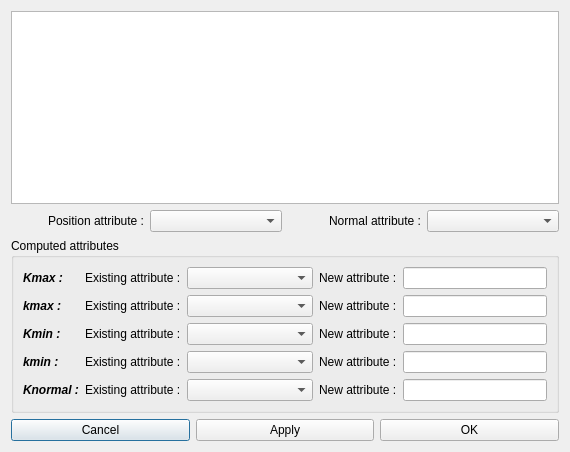
First picture: the form in SCHNApps/Plugins/differentialProperties/forms/computeCurvatureDialog.ui, repository cgogn/CGoGN, before the edit.
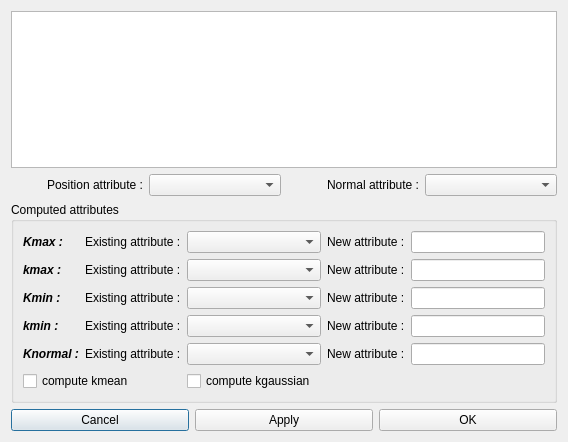
Second picture: the form after the edit.

Commit message: add option to compute kmean & kgaussian from compute curvature function

What changed in the file:
```diff
--- a/SCHNApps/Plugins/differentialProperties/forms/computeCurvatureDialog.ui
+++ b/SCHNApps/Plugins/differentialProperties/forms/computeCurvatureDialog.ui
@@ -6,19 +6,19 @@
    <rect>
     <x>0</x>
     <y>0</y>
-    <width>570</width>
-    <height>452</height>
+    <width>568</width>
+    <height>442</height>
    </rect>
   </property>
   <property name="windowTitle">
    <string>Compute Curvature</string>
   </property>
-  <layout class="QVBoxLayout" name="verticalLayout">
-   <item>
+  <layout class="QGridLayout" name="gridLayout_2">
+   <item row="0" column="0">
     <widget class="QListWidget" name="mapList"/>
    </item>
-   <item>
-    <layout class="QHBoxLayout" name="horizontalLayout_2">
+   <item row="1" column="0">
+    <layout class="QHBoxLayout" name="horizontalLayout">
      <item>
       <widget class="QLabel" name="label_2">
        <property name="text">
@@ -61,26 +61,53 @@
      </item>
     </layout>
    </item>
-   <item>
+   <item row="2" column="0">
     <widget class="QGroupBox" name="groupBox">
      <property name="title">
       <string>Computed attributes</string>
      </property>
      <layout class="QGridLayout" name="gridLayout">
+      <item row="0" column="0">
+       <widget class="QLabel" name="label_4">
+        <property name="font">
+         <font>
+          <weight>75</weight>
+          <italic>true</italic>
+          <bold>true</bold>
+         </font>
+        </property>
+        <property name="text">
+         <string>Kmax :</string>
+        </property>
+       </widget>
+      </item>
+      <item row="0" column="1">
+       <widget class="QLabel" name="label_3">
+        <property name="text">
+         <string>Existing attribute :</string>
+        </property>
+       </widget>
+      </item>
       <item row="0" column="2">
-       <layout class="QHBoxLayout" name="horizontalLayout_4">
-        <item>
+       <widget class="QComboBox" name="combo_KmaxAttribute">
+        <property name="sizePolicy">
+         <sizepolicy hsizetype="Expanding" vsizetype="Fixed">
+          <horstretch>0</horstretch>
+          <verstretch>0</verstretch>
+         </sizepolicy>
+        </property>
+       </widget>
+      </item>
+      <item row="0" column="3">
          <widget class="QLabel" name="label">
           <property name="text">
            <string>New attribute :</string>
           </property>
          </widget>
         </item>
-        <item>
+      <item row="0" column="4">
          <widget class="QLineEdit" name="KmaxAttributeName"/>
         </item>
-       </layout>
-      </item>
       <item row="1" column="0">
        <widget class="QLabel" name="label_10">
         <property name="font">
@@ -96,40 +123,32 @@
        </widget>
       </item>
       <item row="1" column="1">
-       <layout class="QHBoxLayout" name="horizontalLayout_8">
-        <item>
          <widget class="QLabel" name="label_9">
           <property name="text">
            <string>Existing attribute :</string>
           </property>
          </widget>
         </item>
-        <item>
-         <widget class="QComboBox" name="combo_kmaxAttribute">
-          <property name="sizePolicy">
-           <sizepolicy hsizetype="Expanding" vsizetype="Fixed">
-            <horstretch>0</horstretch>
-            <verstretch>0</verstretch>
-           </sizepolicy>
-          </property>
-         </widget>
-        </item>
-       </layout>
-      </item>
       <item row="1" column="2">
-       <layout class="QHBoxLayout" name="horizontalLayout_7">
-        <item>
+       <widget class="QComboBox" name="combo_kmaxAttribute">
+        <property name="sizePolicy">
+         <sizepolicy hsizetype="Expanding" vsizetype="Fixed">
+          <horstretch>0</horstretch>
+          <verstretch>0</verstretch>
+         </sizepolicy>
+        </property>
+       </widget>
+      </item>
+      <item row="1" column="3">
          <widget class="QLabel" name="label_8">
           <property name="text">
            <string>New attribute :</string>
           </property>
          </widget>
         </item>
-        <item>
+      <item row="1" column="4">
          <widget class="QLineEdit" name="kmaxAttributeName"/>
         </item>
-       </layout>
-      </item>
       <item row="2" column="0">
        <widget class="QLabel" name="label_7">
         <property name="font">
@@ -145,40 +164,32 @@
        </widget>
       </item>
       <item row="2" column="1">
-       <layout class="QHBoxLayout" name="horizontalLayout_6">
-        <item>
          <widget class="QLabel" name="label_6">
           <property name="text">
            <string>Existing attribute :</string>
           </property>
          </widget>
         </item>
-        <item>
-         <widget class="QComboBox" name="combo_KminAttribute">
-          <property name="sizePolicy">
-           <sizepolicy hsizetype="Expanding" vsizetype="Fixed">
-            <horstretch>0</horstretch>
-            <verstretch>0</verstretch>
-           </sizepolicy>
-          </property>
-         </widget>
-        </item>
-       </layout>
-      </item>
       <item row="2" column="2">
-       <layout class="QHBoxLayout" name="horizontalLayout_5">
-        <item>
+       <widget class="QComboBox" name="combo_KminAttribute">
+        <property name="sizePolicy">
+         <sizepolicy hsizetype="Expanding" vsizetype="Fixed">
+          <horstretch>0</horstretch>
+          <verstretch>0</verstretch>
+         </sizepolicy>
+        </property>
+       </widget>
+      </item>
+      <item row="2" column="3">
          <widget class="QLabel" name="label_5">
           <property name="text">
            <string>New attribute :</string>
           </property>
          </widget>
         </item>
-        <item>
+      <item row="2" column="4">
          <widget class="QLineEdit" name="KminAttributeName"/>
         </item>
-       </layout>
-      </item>
       <item row="3" column="0">
        <widget class="QLabel" name="label_13">
         <property name="font">
@@ -194,40 +205,32 @@
        </widget>
       </item>
       <item row="3" column="1">
-       <layout class="QHBoxLayout" name="horizontalLayout_10">
-        <item>
          <widget class="QLabel" name="label_12">
           <property name="text">
            <string>Existing attribute :</string>
           </property>
          </widget>
         </item>
-        <item>
-         <widget class="QComboBox" name="combo_kminAttribute">
-          <property name="sizePolicy">
-           <sizepolicy hsizetype="Expanding" vsizetype="Fixed">
-            <horstretch>0</horstretch>
-            <verstretch>0</verstretch>
-           </sizepolicy>
-          </property>
-         </widget>
-        </item>
-       </layout>
-      </item>
       <item row="3" column="2">
-       <layout class="QHBoxLayout" name="horizontalLayout_9">
-        <item>
+       <widget class="QComboBox" name="combo_kminAttribute">
+        <property name="sizePolicy">
+         <sizepolicy hsizetype="Expanding" vsizetype="Fixed">
+          <horstretch>0</horstretch>
+          <verstretch>0</verstretch>
+         </sizepolicy>
+        </property>
+       </widget>
+      </item>
+      <item row="3" column="3">
          <widget class="QLabel" name="label_11">
           <property name="text">
            <string>New attribute :</string>
           </property>
          </widget>
         </item>
-        <item>
+      <item row="3" column="4">
          <widget class="QLineEdit" name="kminAttributeName"/>
         </item>
-       </layout>
-      </item>
       <item row="4" column="0">
        <widget class="QLabel" name="label_15">
         <property name="font">
@@ -243,80 +246,51 @@
        </widget>
       </item>
       <item row="4" column="1">
-       <layout class="QHBoxLayout" name="horizontalLayout_12">
-        <item>
          <widget class="QLabel" name="label_17">
           <property name="text">
            <string>Existing attribute :</string>
           </property>
          </widget>
         </item>
-        <item>
-         <widget class="QComboBox" name="combo_KnormalAttribute">
-          <property name="sizePolicy">
-           <sizepolicy hsizetype="Expanding" vsizetype="Fixed">
-            <horstretch>0</horstretch>
-            <verstretch>0</verstretch>
-           </sizepolicy>
-          </property>
-         </widget>
-        </item>
-       </layout>
-      </item>
       <item row="4" column="2">
-       <layout class="QHBoxLayout" name="horizontalLayout_11">
-        <item>
+       <widget class="QComboBox" name="combo_KnormalAttribute">
+        <property name="sizePolicy">
+         <sizepolicy hsizetype="Expanding" vsizetype="Fixed">
+          <horstretch>0</horstretch>
+          <verstretch>0</verstretch>
+         </sizepolicy>
+        </property>
+       </widget>
+      </item>
+      <item row="4" column="3">
          <widget class="QLabel" name="label_16">
           <property name="text">
            <string>New attribute :</string>
           </property>
          </widget>
         </item>
-        <item>
+      <item row="4" column="4">
          <widget class="QLineEdit" name="KnormalAttributeName"/>
         </item>
-       </layout>
-      </item>
-      <item row="0" column="0">
-       <widget class="QLabel" name="label_4">
-        <property name="font">
-         <font>
-          <weight>75</weight>
-          <italic>true</italic>
-          <bold>true</bold>
-         </font>
-        </property>
+      <item row="5" column="0" colspan="2">
+       <widget class="QCheckBox" name="check_computeKmean">
         <property name="text">
-         <string>Kmax :</string>
+         <string>compute kmean</string>
         </property>
        </widget>
       </item>
-      <item row="0" column="1">
-       <layout class="QHBoxLayout" name="horizontalLayout">
-        <item>
-         <widget class="QLabel" name="label_3">
+      <item row="5" column="2" colspan="2">
+       <widget class="QCheckBox" name="check_computeKgaussian">
           <property name="text">
-           <string>Existing attribute :</string>
+         <string>compute kgaussian</string>
           </property>
          </widget>
         </item>
-        <item>
-         <widget class="QComboBox" name="combo_KmaxAttribute">
-          <property name="sizePolicy">
-           <sizepolicy hsizetype="Expanding" vsizetype="Fixed">
-            <horstretch>0</horstretch>
-            <verstretch>0</verstretch>
-           </sizepolicy>
-          </property>
-         </widget>
-        </item>
-       </layout>
-      </item>
-     </layout>
+     </layout>
     </widget>
    </item>
-   <item>
-    <layout class="QHBoxLayout" name="horizontalLayout_3">
+   <item row="3" column="0">
+    <layout class="QHBoxLayout" name="horizontalLayout_2">
      <item>
       <widget class="QPushButton" name="button_cancel">
        <property name="text">
```
Lines whose indentation alone changed are shown as unchanged. The commit also changes 3 other files.
